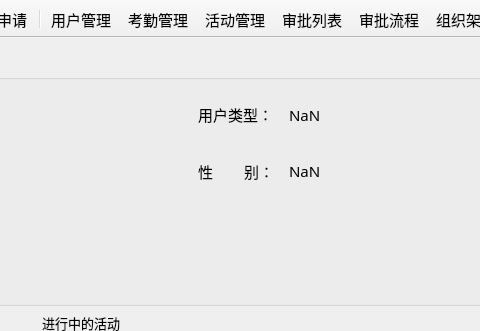
csthenry/weplanet-desktop, file mainwindow.ui: the form before one commit; both pictures show x 280 to 760 and y 0 to 331 of the 1145 by 657 pixel window.
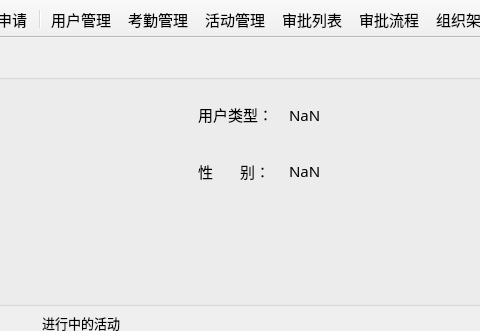
The form after the commit. The open tabs and pages were chosen to show the change. Icons and pictures are not drawn. Custom widgets are drawn as their Qt base class.

The edit to the form file:
```diff
--- a/mainwindow.ui
+++ b/mainwindow.ui
@@ -304,7 +304,7 @@
                 </font>
                </property>
                <property name="text">
-                <string>性        别：</string>
+                <string>性       别：</string>
                </property>
               </widget>
              </item>
```
Left out of the diff: 2 changed lines with no effect on the pictures.
